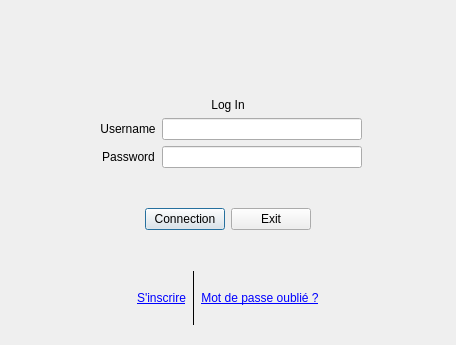
Above: ui/connectionwindow.ui from TwiceCast/TwiceCast-Client before the change. Below: the same form after it.
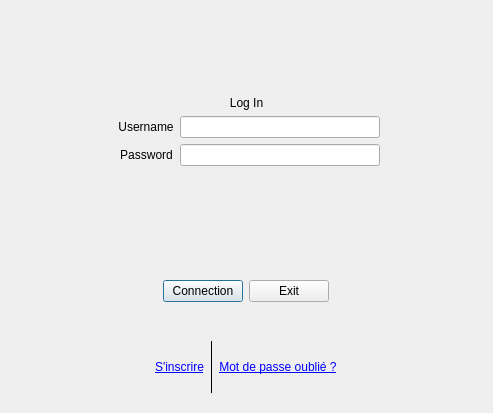
That is the form after the change. Icons and pictures are not drawn.

```diff
--- a/ui/connectionwindow.ui
+++ b/ui/connectionwindow.ui
@@ -12,8 +12,8 @@
    <rect>
     <x>0</x>
     <y>0</y>
-    <width>456</width>
-    <height>345</height>
+    <width>493</width>
+    <height>413</height>
    </rect>
   </property>
   <property name="contextMenuPolicy">
@@ -147,6 +147,16 @@
      </layout>
     </widget>
    </item>
+   <item>
+    <widget class="QLabel" name="InfoConnectLabel">
+     <property name="text">
+      <string/>
+     </property>
+     <property name="alignment">
+      <set>Qt::AlignCenter</set>
+     </property>
+    </widget>
+   </item>
    <item alignment="Qt::AlignHCenter">
     <widget class="QWidget" name="LoginWidget" native="true">
      <layout class="QHBoxLayout" name="horizontalLayout">
```
Left out of the diff: 5 changed lines with no effect on the pictures.
